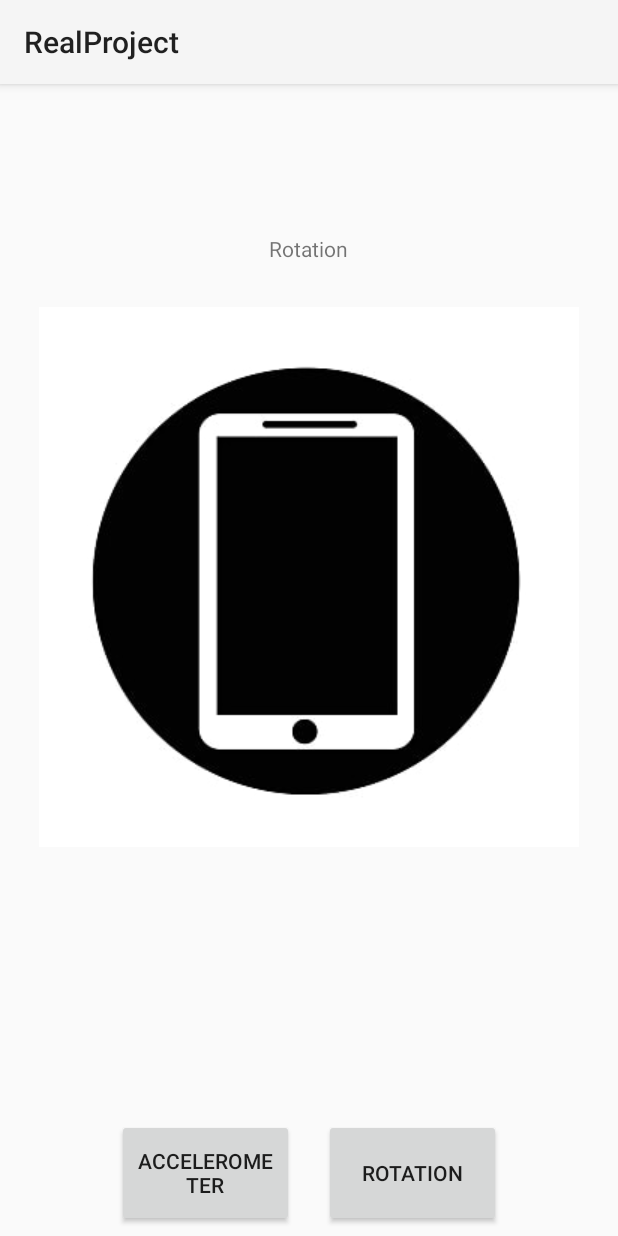
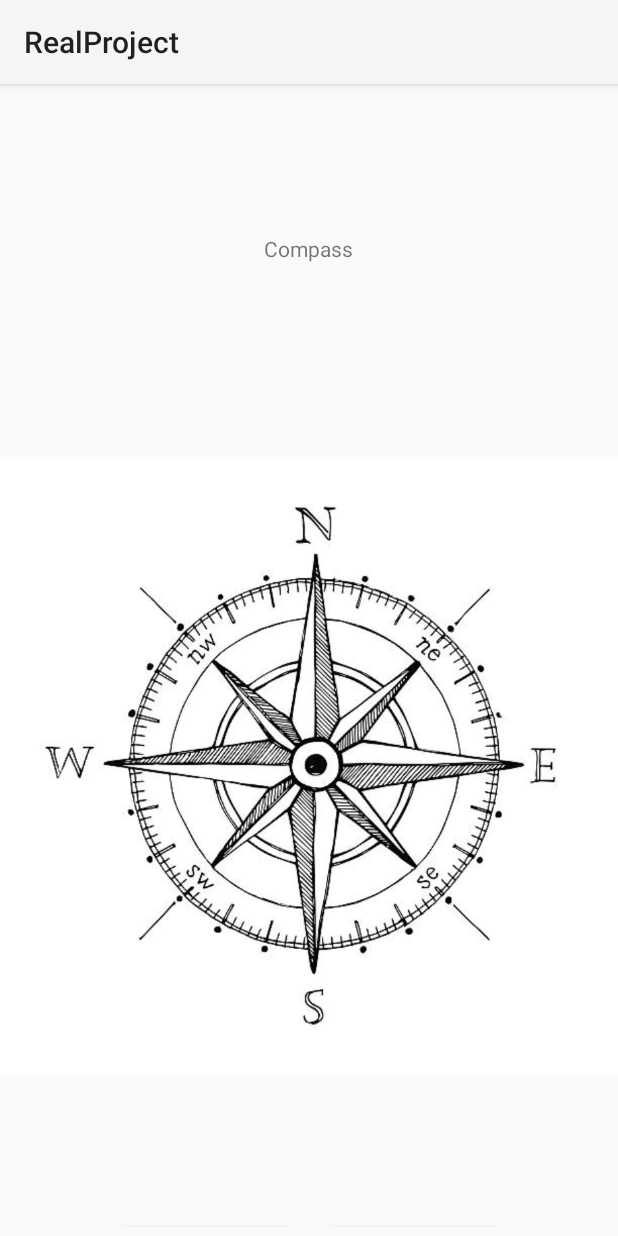
Before and after one commit to olesien/Mobilt_java23_Linus_Lindberg_Shakev4, an Android app: the RotationActivity screen opened directly, with no data from a screen before it, on a phone screen of 412 x 824 dp. Run offline under Robolectric (Android 15) with nearby library versions, the light colour scheme and no system bars.

Commit message:
Changed it into a compass...

```diff
--- a/app/src/main/java/com/example/realproject/RotationActivity.java
+++ b/app/src/main/java/com/example/realproject/RotationActivity.java
@@ -10,110 +10,83 @@
 import android.widget.ImageView;
 import android.widget.TextView;
 
-import androidx.activity.EdgeToEdge;
 import androidx.appcompat.app.AppCompatActivity;
-import androidx.core.graphics.Insets;
-import androidx.core.view.ViewCompat;
-import androidx.core.view.WindowInsetsCompat;
 
 import java.util.Locale;
-
+//Compass
 public class RotationActivity extends AppCompatActivity implements SensorEventListener {
     private SensorManager sensorManager;
-    private Sensor accelerometer;
-    private Sensor gyroscope;
+    private Sensor rotationVectorSensor;
     private TextView rotationNumbers;
-    private ImageView phoneImage;
+    private ImageView compass;
     private static final String TAG = "RotationAngle";
 
-    // Variables to hold the gyroscope data
-    private float[] gyroRotation = new float[3];
-    private float[] accelRotation = new float[3];
-    private float[] currentRotation = new float[3]; // For tracking rotation over time
-    private float timestamp; // Used to integrate gyroscope data
+    private float[] rotationMatrix = new float[9];
+    private float[] orientationAngles = new float[3];
+    private float[] calibrationOffsets = new float[3];
 
     @Override
     protected void onCreate(Bundle savedInstanceState) {
         super.onCreate(savedInstanceState);
-        EdgeToEdge.enable(this);
         setContentView(R.layout.activity_rotation);
-        ViewCompat.setOnApplyWindowInsetsListener(findViewById(R.id.main), (v, insets) -> {
-            Insets systemBars = insets.getInsets(WindowInsetsCompat.Type.systemBars());
-            v.setPadding(systemBars.left, systemBars.top, systemBars.right, systemBars.bottom);
-            rotationNumbers = findViewById(R.id.rotation);
-            phoneImage = findViewById(R.id.imageView);
-            return insets;
-        });
 
-        // Initialize SensorManager and Sensors
+        rotationNumbers = findViewById(R.id.rotation);
+        compass = findViewById(R.id.compass);
         sensorManager = (SensorManager) getSystemService(Context.SENSOR_SERVICE);
-        accelerometer = sensorManager.getDefaultSensor(Sensor.TYPE_ACCELEROMETER);
-        gyroscope = sensorManager.getDefaultSensor(Sensor.TYPE_GYROSCOPE);
+        rotationVectorSensor = sensorManager.getDefaultSensor(Sensor.TYPE_ROTATION_VECTOR);
     }
 
     @Override
     protected void onResume() {
         super.onResume();
-        // Register listeners for accelerometer and gyroscope
-        if (accelerometer != null) {
-            sensorManager.registerListener(this, accelerometer, SensorManager.SENSOR_DELAY_UI);
-        }
-        if (gyroscope != null) {
-            sensorManager.registerListener(this, gyroscope, SensorManager.SENSOR_DELAY_UI);
+        if (rotationVectorSensor != null) {
+            sensorManager.registerListener(this, rotationVectorSensor, SensorManager.SENSOR_DELAY_UI);
         }
     }
 
     @Override
     protected void onPause() {
         super.onPause();
-        // Unregister sensor listeners when the activity is paused
         sensorManager.unregisterListener(this);
     }
 
     @Override
     public void onAccuracyChanged(Sensor sensor, int accuracy) {
-        // Implement accuracy changes if needed
+        // Not used in this example
     }
 
     @Override
     public void onSensorChanged(SensorEvent event) {
-        // Process accelerometer data
-        if (event.sensor.getType() == Sensor.TYPE_ACCELEROMETER) {
-            accelRotation = event.values.clone();
-        }
+        if (event.sensor.getType() == Sensor.TYPE_ROTATION_VECTOR) {
+            // Get the rotation matrix from the rotation vector
+            SensorManager.getRotationMatrixFromVector(rotationMatrix, event.values);
 
-        // Process gyroscope data
-        if (event.sensor.getType() == Sensor.TYPE_GYROSCOPE) {
-            if (timestamp != 0) {
-                // Calculate the time difference
-                float dt = (event.timestamp - timestamp) * 1.0f / 1000000000.0f;
+            // Get the orientation angles from the rotation matrix
+            SensorManager.getOrientation(rotationMatrix, orientationAngles);
 
-                // Integrate the gyroscope data to track rotation
-                currentRotation[0] += event.values[0] * dt;
-                currentRotation[1] += event.values[1] * dt;
-                currentRotation[2] += event.values[2] * dt;
+            // Apply calibration offsets and convert to degrees
+            float azimuth = (float) Math.toDegrees(orientationAngles[0] - calibrationOffsets[0]);
+            float pitch = (float) Math.toDegrees(orientationAngles[1] - calibrationOffsets[1]);
+            float roll = (float) Math.toDegrees(orientationAngles[2] - calibrationOffsets[2]);
 
-                // Convert from radians to degrees
-                gyroRotation[0] = (float) Math.toDegrees(currentRotation[0]);
-                gyroRotation[1] = (float) Math.toDegrees(currentRotation[1]);
-                gyroRotation[2] = (float) Math.toDegrees(currentRotation[2]);
+            // Normalize angles
+            azimuth = (azimuth + 360) % 360;
+            pitch = (pitch + 180) % 360 - 180;
+            roll = (roll + 180) % 360 - 180;
 
-                // Display the current rotation in degrees
-                float deviceRotation = gyroRotation[2]; // Adjust this based on axis of interest
-                Log.d(TAG, String.format("Device rotation in degrees: %.2f", deviceRotation));
+            // Log the values
+            Log.d(TAG, String.format(Locale.getDefault(), "Z-Rotation: %.2f, Pitch: %.2f, Roll: %.2f", azimuth, pitch, roll));
 
-                // Display the values in TextView
-                if (rotationNumbers != null) {
-                    rotationNumbers.setText(String.format(Locale.getDefault(),
-                            "Rotation: %.2f degrees", deviceRotation));
-                }
+            // Display the values in TextView
+            if (rotationNumbers != null) {
+                rotationNumbers.setText(String.format(Locale.getDefault(),
+                        "Z-Rotation: %.2f°\nPitch: %.2f°\nRoll: %.2f°", azimuth, pitch, roll));
+            }
 
-                // Apply reverse rotation to the image
-                if (phoneImage != null) {
-                    phoneImage.setRotation(-deviceRotation); // Adjust to make the image appear upright
-                }
+            // Apply rotation to the image
+            if (compass != null) {
+                compass.setRotation(-azimuth);
             }
-            timestamp = event.timestamp;
         }
     }
 }
--- a/app/src/main/res/layout/activity_rotation.xml
+++ b/app/src/main/res/layout/activity_rotation.xml
@@ -6,53 +6,56 @@
     android:layout_width="match_parent"
     android:layout_height="match_parent"
     tools:context=".MainActivity">
+
+
     <LinearLayout
-        android:orientation="vertical"
+        android:id="@+id/linearLayout"
         android:layout_width="match_parent"
         android:layout_height="match_parent"
+        android:layout_weight="1"
+        android:gravity="center"
+        android:orientation="vertical"
         app:layout_constraintBottom_toBottomOf="parent"
         app:layout_constraintEnd_toEndOf="parent"
         app:layout_constraintHorizontal_bias="1.0"
-        app:layout_constraintStart_toStartOf="parent"
-        android:gravity="center"
-        android:layout_weight="1">
+        app:layout_constraintStart_toStartOf="parent">
+
         <TextView
             android:layout_width="wrap_content"
             android:layout_height="wrap_content"
-        android:text="Rotation"
+            android:layout_marginTop="100dp"
+            android:text="Compass"
             app:layout_constraintBottom_toBottomOf="parent"
             app:layout_constraintEnd_toEndOf="parent"
             app:layout_constraintHorizontal_bias="0.581"
             app:layout_constraintStart_toStartOf="parent"
             app:layout_constraintTop_toTopOf="parent"
-        app:layout_constraintVertical_bias="0.599"
-        android:layout_marginTop="100dp"/>
+            app:layout_constraintVertical_bias="0.599" />
+
         <TextView
             android:id="@+id/rotation"
             android:layout_width="wrap_content"
             android:layout_height="wrap_content"
+            android:layout_marginTop="10dp"
             app:layout_constraintBottom_toBottomOf="parent"
             app:layout_constraintEnd_toEndOf="parent"
             app:layout_constraintHorizontal_bias="0.581"
             app:layout_constraintStart_toStartOf="parent"
             app:layout_constraintTop_toTopOf="parent"
-            app:layout_constraintVertical_bias="0.599"
-            android:layout_marginTop="10dp"/>
+            app:layout_constraintVertical_bias="0.599" />
 
         <ImageView
-            android:id="@+id/imageView"
+            android:id="@+id/compass"
             android:layout_width="match_parent"
             android:layout_height="wrap_content"
-            app:srcCompat="@drawable/phone" />
+            app:srcCompat="@drawable/compass" />
 
-        <androidx.fragment.app.FragmentContainerView
-            xmlns:android="http://schemas.android.com/apk/res/android"
+        <androidx.fragment.app.FragmentContainerView xmlns:android="http://schemas.android.com/apk/res/android"
             android:id="@+id/fragment_container_view"
+            android:name="com.example.realproject.NavFragment"
             android:layout_width="match_parent"
-            android:layout_height="match_parent"
-            android:name="com.example.realproject.NavFragment" />
+            android:layout_height="match_parent" />
     </LinearLayout>
 
 
-
 </androidx.constraintlayout.widget.ConstraintLayout>
--- a/app/src/main/res/layout/fragment_nav.xml
+++ b/app/src/main/res/layout/fragment_nav.xml
@@ -32,7 +32,7 @@
             android:id="@+id/gyro"
             android:layout_width="118dp"
             android:layout_height="72dp"
-            android:text="Rotation"
+            android:text="Compass"
             app:layout_constraintBottom_toBottomOf="parent"
             app:layout_constraintLeft_toLeftOf="parent"
             app:layout_constraintRight_toRightOf="parent"
```
Also changed, not shown: app/src/main/res/drawable/compass.jpg (added). Lines whose indentation alone changed are shown as unchanged.
